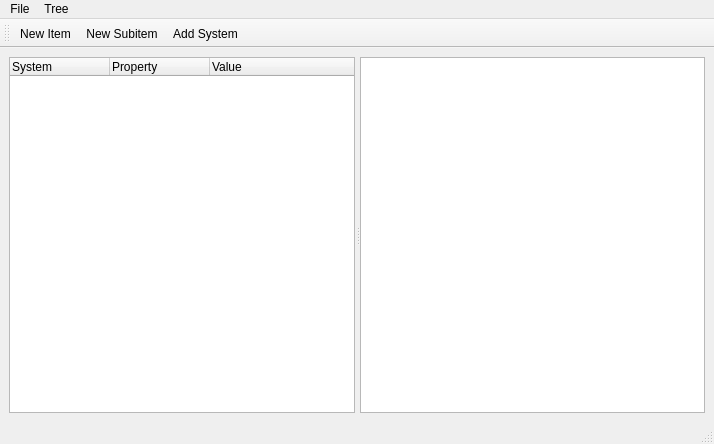
Qt form ui/MainWindow.ui (DamirKh/commonPyQt) before a commit.
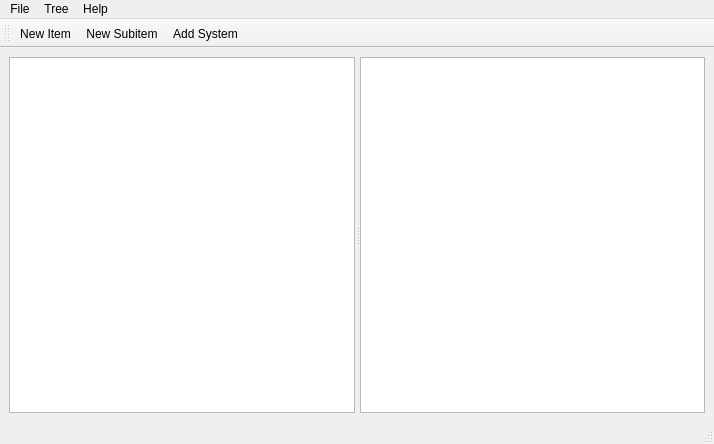
The same form after that commit. Icons and pictures are not drawn.

```diff
--- a/ui/MainWindow.ui
+++ b/ui/MainWindow.ui
@@ -27,23 +27,7 @@
       <property name="handleWidth">
        <number>5</number>
       </property>
-      <widget class="QTreeWidget" name="treeWidget">
-       <column>
-        <property name="text">
-         <string>System</string>
-        </property>
-       </column>
-       <column>
-        <property name="text">
-         <string>Property</string>
-        </property>
-       </column>
-       <column>
-        <property name="text">
-         <string>Value</string>
-        </property>
-       </column>
-      </widget>
+      <widget class="QTreeView" name="treeView"/>
       <widget class="QTextEdit" name="textEdit"/>
      </widget>
     </item>
@@ -73,8 +57,18 @@
     <addaction name="actionNew_Subitem"/>
     <addaction name="actionAdd_System"/>
    </widget>
+   <widget class="QMenu" name="menuHelp">
+    <property name="title">
+     <string>Help</string>
+    </property>
+    <addaction name="actionAbout"/>
+    <addaction name="actionAbout_Qt"/>
+    <addaction name="separator"/>
+    <addaction name="actionOpen_settings_directory"/>
+   </widget>
    <addaction name="menuFile"/>
    <addaction name="menuTree"/>
+   <addaction name="menuHelp"/>
   </widget>
   <widget class="QStatusBar" name="statusbar"/>
   <widget class="QToolBar" name="toolBar">
```
Left out of the diff: 52 changed lines with no effect on the pictures.
